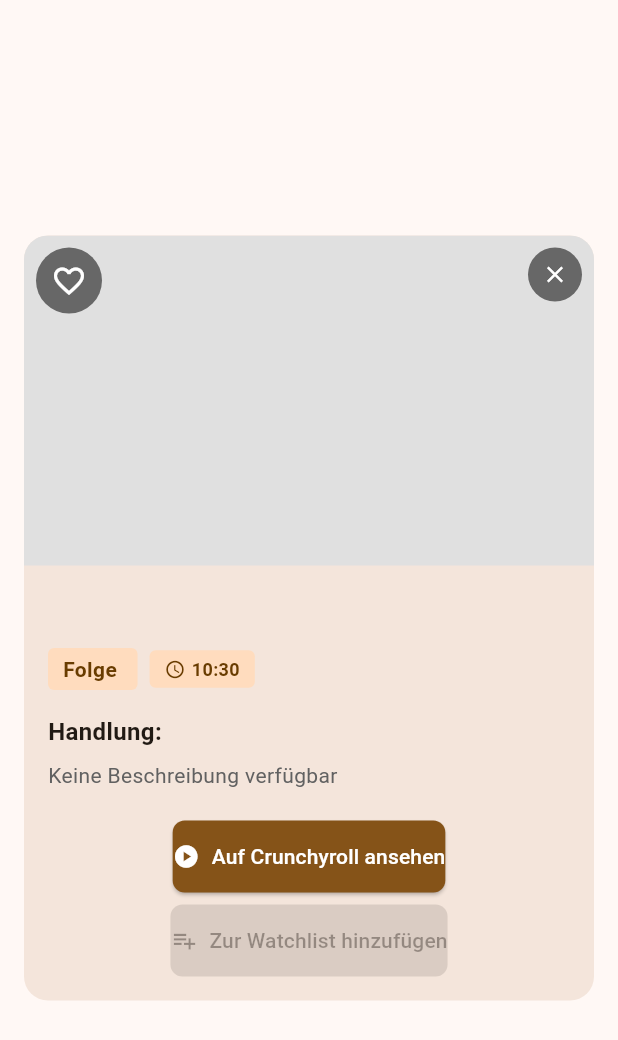
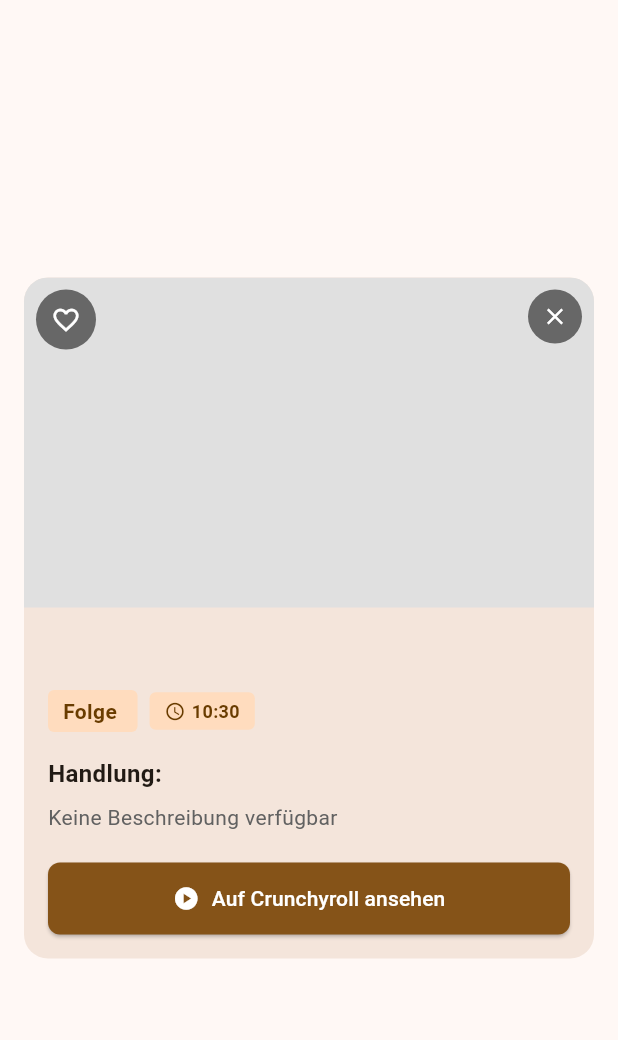
Before and after one commit to Sakashi92/crunchyroll_calendar, a Flutter app: the AnimeDetailsDialog widget shown alone on an empty page, opened directly with empty values, on a phone screen of 412 x 824 dp. Shown: the top 1040 px of the screen. Run offline on Flutter 3.47's test engine with Material 3 defaults, Android fonts, the phone set to English and light mode, and no system bars; our stand-ins replace cached_network_image, device_info_plus, file_picker, flutter_local_notifications, share_plus, shared_preferences and 3 more; missing offline and left inert: translator, workmanager; accounts and stored records are empty; network calls fail; statements that could not run were skipped.

Commit message:
feat: Enhance watchlist functionality and episode parsing
- Refactored _addToWatchlist method to use asynchronous operations for adding entries to the watchlist, improving UI responsiveness.
- Implemented caching mechanism to retrieve the maximum episode number for a series from the cache, reducing network calls.
- Added a new utility for parsing episode numbers from strings, supporting various formats (e.g., SxxExx, Ep, Episode).
- Updated UI components to reflect changes in watchlist processing state, including loading indicators.
- Introduced background synchronization for watchlist entries with cached releases, ensuring up-to-date episode counts.
- Improved error handling and logging for watchlist operations and episode parsing.
- Adjusted UI element sizes for consistency and better user experience.

```diff
--- a/lib/widgets/anime_details_dialog.dart
+++ b/lib/widgets/anime_details_dialog.dart
@@ -46,6 +46,7 @@ class _AnimeDetailsDialogState extends State<AnimeDetailsDialog> {
   late final FavoritesRepository _favoritesRepository;
   bool _isInWatchlist = false;
   bool _isProcessingWatchlist = false;
+  int? _knownMaxEpisode;
 
   @override
   void initState() {
@@ -53,7 +54,27 @@ class _AnimeDetailsDialogState extends State<AnimeDetailsDialog> {
     _favoritesRepository = FavoritesRepository();
     _loadDescription();
     _checkIfFavorite();
+    _prefetchKnownMaxEpisode();
     _updateWatchlistState();
+  }
+
+  Future<void> _prefetchKnownMaxEpisode() async {
+    try {
+      final id = widget.release.seriesUrl;
+      final title = widget.release.title;
+      final cs = widget.crunchyrollService;
+      final known = await cs.getMaxEpisodeForSeries(id, title);
+      if (known != null) {
+        _knownMaxEpisode = known;
+      } else {
+        // Try a forced refresh if cache didn't contain useful data
+        await cs.forceRefresh(forMonth: DateTime.now());
+        final known2 = await cs.getMaxEpisodeForSeries(id, title);
+        _knownMaxEpisode = known2;
+      }
+    } catch (e) {
+      if (kDebugMode) print('❌ Error prefetching known max episode: $e');
+    }
   }
 
   void _updateWatchlistState() {
@@ -250,11 +271,11 @@ class _AnimeDetailsDialogState extends State<AnimeDetailsDialog> {
                       left: 8,
                       child: CircleAvatar(
                         backgroundColor: Colors.black54,
-                        radius: 22,
+                        radius: 20,
                         child: _isLoadingFavorite
                             ? const SizedBox(
-                                width: 24,
-                                height: 24,
+                                width: 20,
+                                height: 20,
                                 child: CircularProgressIndicator(
                                   valueColor: AlwaysStoppedAnimation<Color>(Colors.white),
                                   strokeWidth: 2,
@@ -264,7 +285,7 @@ class _AnimeDetailsDialogState extends State<AnimeDetailsDialog> {
                                 icon: Icon(
                                   _isFavorite ? Icons.favorite : Icons.favorite_border,
                                   color: _isFavorite ? Colors.red : Colors.white,
-                                  size: 24,
+                                  size: 20,
                                 ),
                                 onPressed: _toggleFavorite,
                                 padding: EdgeInsets.zero,
@@ -277,11 +298,11 @@ class _AnimeDetailsDialogState extends State<AnimeDetailsDialog> {
                           left: 56,
                           child: CircleAvatar(
                               backgroundColor: Colors.black54,
-                            radius: 22,
+                              radius: 20,
                               child: _isProcessingWatchlist
                                   ? const SizedBox(
-                                    width: 24,
-                                    height: 24,
+                                      width: 20,
+                                      height: 20,
                                       child: CircularProgressIndicator(
                                         valueColor: AlwaysStoppedAnimation<Color>(Colors.white),
                                         strokeWidth: 2,
@@ -291,7 +312,7 @@ class _AnimeDetailsDialogState extends State<AnimeDetailsDialog> {
                                       icon: Icon(
                                         _isInWatchlist ? Icons.playlist_add_check : Icons.playlist_add,
                                         color: _isInWatchlist ? Colors.green : Colors.white,
-                                      size: 24,
+                                        size: 20,
                                       ),
                                     onPressed: () async {
                                       final ws = widget.watchlistService!;
@@ -307,15 +328,25 @@ class _AnimeDetailsDialogState extends State<AnimeDetailsDialog> {
                                           SnackBar(content: Text('${widget.release.title} aus Watchlist entfernt')),
                                         );
                                       } else {
+                                        // Fast add: use cache-only lookup (no network) so UI is snappy
+                                        int parsedCurrent = int.tryParse(widget.release.episodeNumber) ?? 0;
+                                        int? knownMax = _knownMaxEpisode;
+                                        if (knownMax == null) {
+                                          knownMax = await widget.crunchyrollService.getMaxEpisodeFromCache(id, widget.release.title);
+                                        }
+                                        final total = (knownMax != null && knownMax > parsedCurrent) ? knownMax : parsedCurrent;
+
                                         final entry = WatchlistEntry(
                                           animeId: id,
                                           title: widget.release.title,
                                           imageUrl: widget.release.imageUrl,
                                           episodesWatched: 0,
-                                          totalEpisodes: int.tryParse(widget.release.episodeNumber) ?? 0,
+                                          totalEpisodes: total,
                                         );
                                         ws.watchlist.addEntry(entry);
                                         await ws.saveWatchlist();
+                                        // Schedule a background check (may perform network) to update the entry later
+                                        widget.crunchyrollService.scheduleWatchlistEntryUpdate(ws, entry);
                                         if (mounted) ScaffoldMessenger.of(context).showSnackBar(
                                           SnackBar(content: Text('${widget.release.title} zur Watchlist hinzugefügt')),
                                         );
@@ -519,9 +550,7 @@ class _AnimeDetailsDialogState extends State<AnimeDetailsDialog> {
                       const SizedBox(height: 20),
                       SizedBox(
                         width: double.infinity,
-                        child: Column(
-                          children: [
-                            ElevatedButton.icon(
+                        child: ElevatedButton.icon(
                           onPressed: _openCrunchyrollEpisode,
                           icon: const Icon(Icons.play_circle),
                           label: const Text('Auf Crunchyroll ansehen'),
@@ -536,26 +565,6 @@ class _AnimeDetailsDialogState extends State<AnimeDetailsDialog> {
                             ),
                           ),
                         ),
-                            const SizedBox(height: 8),
-                            ElevatedButton.icon(
-                              onPressed: widget.onAddToWatchlist != null
-                                  ? () => widget.onAddToWatchlist!(release)
-                                  : null,
-                              icon: const Icon(Icons.playlist_add),
-                              label: const Text('Zur Watchlist hinzufügen'),
-                              style: ElevatedButton.styleFrom(
-                                backgroundColor: Theme.of(context).colorScheme.secondary,
-                                foregroundColor: Theme.of(context).colorScheme.secondary.computeLuminance() > 0.5
-                                    ? Colors.black
-                                    : Colors.white,
-                                padding: const EdgeInsets.symmetric(vertical: 14),
-                                shape: RoundedRectangleBorder(
-                                  borderRadius: BorderRadius.circular(8),
-                                ),
-                              ),
-                            ),
-                          ],
-                        ),
                       ),
                     ],
                   ),
```
Also changed, not shown: lib/main.dart (+102 -50 lines), lib/pages/favorites_page.dart (+10 -5 lines), lib/pages/search_page.dart (+11 -4 lines), lib/services/background_service.dart (+13 -0 lines), lib/services/crunchyroll_service.dart (+241 -0 lines), lib/utils/episode_parser.dart (added, +27 -0 lines), lib/widgets/release_card.dart (+4 -4 lines). Lines whose indentation alone changed are shown as unchanged.
